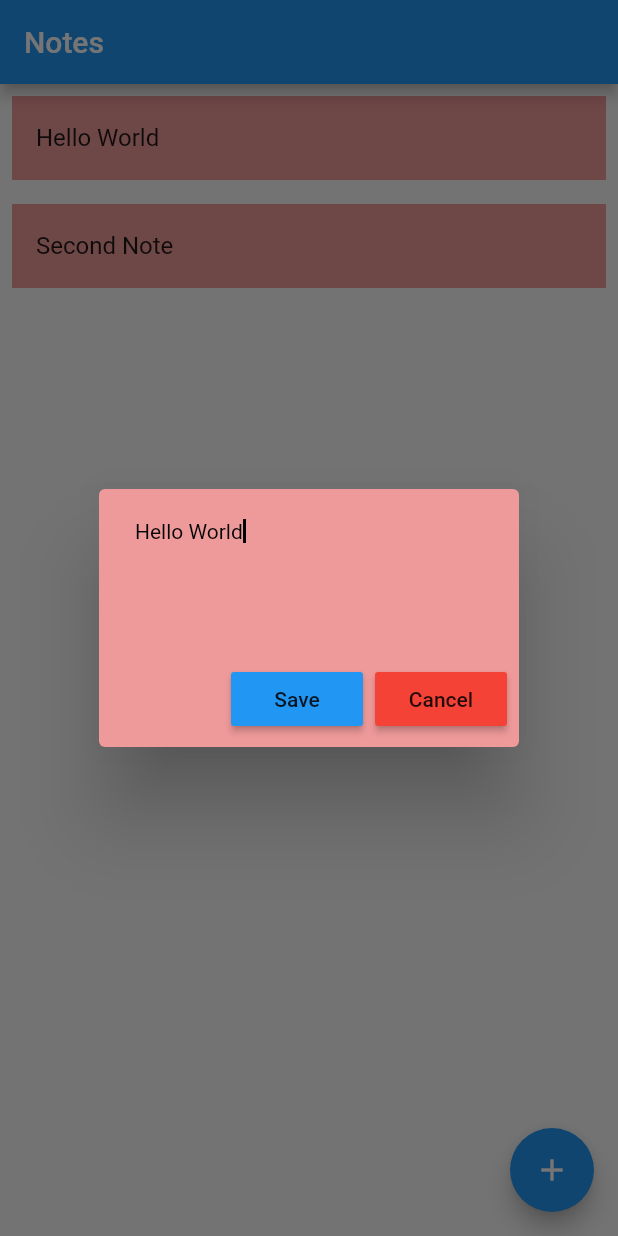
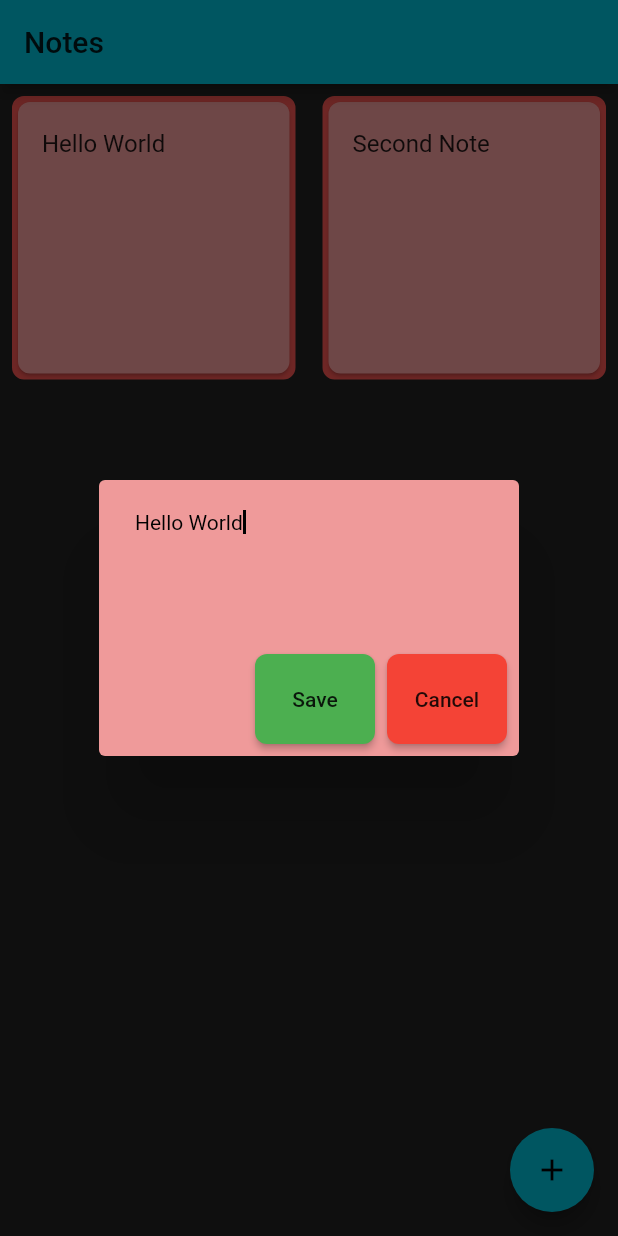
Before and after one commit to Ay9040/Flutter-Notes-App, a Flutter app: the screen it shows after launch, after a tap on "Hello World", on a phone screen of 412 x 824 dp. Run offline on Flutter 3.47's test engine with Material 2 defaults, Android fonts, the phone set to English and light mode, and no system bars.

Commit message:
card design changes

```diff
--- a/lib/main.dart
+++ b/lib/main.dart
@@ -14,7 +14,8 @@ class MyApp extends StatelessWidget {
     return MaterialApp(
       title: 'Flutter Demo',
       theme: ThemeData(
-        primarySwatch: Colors.blue,
+        primarySwatch: Colors.cyan,
+        scaffoldBackgroundColor: Colors.grey[900],
         visualDensity: VisualDensity.adaptivePlatformDensity,
       ),
       home: HomePage(),
@@ -33,7 +34,8 @@ class HomePage extends StatefulWidget{
 class _HomePageState extends State<HomePage> {
 
   var notes = ['Hello World', 'Second Note'];
-  var colors = [Colors.red[200], Colors.blue[200], Colors.green[200], Colors.grey[350], Colors.indigo[200]];
+  var colors = [Colors.red[200], Colors.blue[200], Colors.green[200], Colors.orange[200], Colors.indigo[200]];
+  var borderColors = [Colors.red[400], Colors.blue[400], Colors.green[400], Colors.orange[400], Colors.indigo[400]];
 
   editNote(int index, var note){
     notes[index] = note.toString();
@@ -72,12 +74,13 @@ class _HomePageState extends State<HomePage> {
                           )
                         ],
                         backgroundColor: colors[Random().nextInt(colors.length)],
-                          );
+                      );
       }
     );
   }
 
   createNotesDialog(BuildContext context, {var index:-1}){
+
     TextEditingController notesController = TextEditingController(text: index == -1? "": notes[index].toString());
 
     return showDialog(context: context,
@@ -87,20 +90,21 @@ class _HomePageState extends State<HomePage> {
                                     minLines: 4,
                                     maxLines: 20,
                                     autofocus: true,
-
                                     controller: notesController,
                                     cursorColor: Colors.black,
                                     focusNode: FocusNode(),
-                                    keyboardType: TextInputType.text,
+                                    keyboardType: TextInputType.multiline,
                                     backgroundCursorColor: Colors.black,
                                     style: TextStyle(fontSize: 14,
-                                                    fontFamily: 'Comic Sans',
                                                     color: Colors.black),
                                     ),
                           actions: <Widget>[
                             MaterialButton(
                               child: Text('Save'),
-                              color: Colors.blue,
+                              color: Colors.green,
+                              height: 60,
+                              minWidth: 80,
+                              shape: RoundedRectangleBorder(borderRadius: BorderRadius.all(Radius.circular(8))),
                               onPressed: () {
                                 index == -1 ? newNote(notesController.value.text): editNote(index, notesController.value.text);
                                 setState(() {});
@@ -110,6 +114,9 @@ class _HomePageState extends State<HomePage> {
                             MaterialButton(
                               child: Text('Cancel'),
                               color: Colors.red,
+                              shape: RoundedRectangleBorder(borderRadius: BorderRadius.all(Radius.circular(8))),
+                              height: 60,
+                              minWidth: 80,
                               onPressed: (){
                                 Navigator.of(context).pop();
                               },
@@ -129,19 +136,30 @@ class _HomePageState extends State<HomePage> {
       appBar: AppBar(
         title: Text('Notes'),
       ),
-      body: ListView.builder(
+      body: GridView.builder(
+        gridDelegate: SliverGridDelegateWithFixedCrossAxisCount(
+                crossAxisCount: 2,
+                crossAxisSpacing: 2,
+                mainAxisSpacing: 2,
+              ),
 
         itemBuilder: (context, index) {
-        return Container(child: ListTile(title: Text(notes[index]),
-                                        onTap: (){createNotesDialog(context, index:index);},
-                                        onLongPress: () {createDeleteDialog(context, index);},
-                                ),
-                        decoration: BoxDecoration(
-                                      color: colors[Random().nextInt(colors.length)],
-                                    ),
+        var colorIndex = Random().nextInt(colors.length);
+        return Container(child: DecoratedBox(
+                                  decoration: BoxDecoration(border: Border.all(color: borderColors[colorIndex], width: 10), borderRadius: BorderRadius.all(Radius.circular(8))),
+                                  child: Card(
+                                    shape: RoundedRectangleBorder(borderRadius: BorderRadius.all(Radius.circular(8))),
+                                    color: colors[colorIndex],
+                                    child: ListTile(title: Text(notes[index]),
+                                                                      onTap: (){createNotesDialog(context, index:index);},
+                                                                      onLongPress: () {createDeleteDialog(context, index);},
+                                                                    ),
+                                  ),
+        ),
                         margin: const EdgeInsets.all(8),);
       },
-      itemCount: notes.length,),
+      itemCount: notes.length,
+      ),
       floatingActionButton: FloatingActionButton(
                               onPressed: (){
                                 createNotesDialog(context);
```
